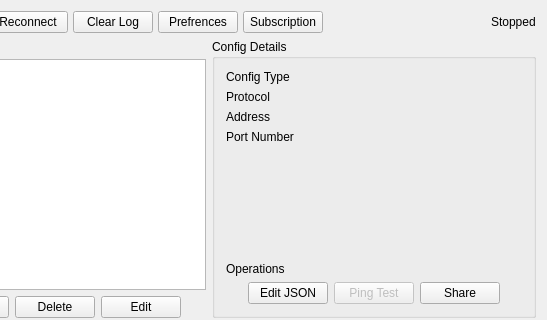
Qt form src/ui/w_MainWindow.ui (darsvador/qvssr) before a commit; both pictures show x 193 to 740 and y 0 to 320 of the 740 by 590 pixel window.
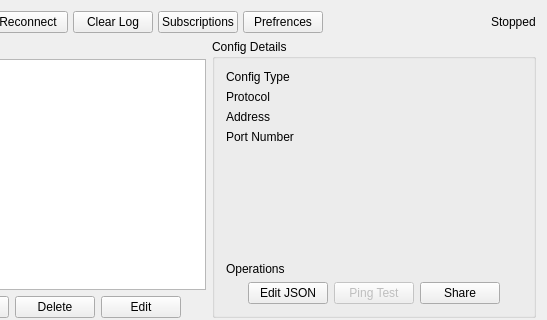
The same form after that commit.

Commit message: [add] Added subscription autostart #126 #150 #151

Patch:
```diff
--- a/src/ui/w_MainWindow.ui
+++ b/src/ui/w_MainWindow.ui
@@ -78,6 +78,13 @@
         </property>
        </widget>
       </item>
+      <item>
+       <widget class="QPushButton" name="subsButton">
+        <property name="text">
+         <string>Subscriptions</string>
+        </property>
+       </widget>
+      </item>
       <item>
        <widget class="QPushButton" name="prefrencesBtn">
         <property name="text">
@@ -85,13 +92,6 @@
         </property>
        </widget>
       </item>
-      <item>
-       <widget class="QPushButton" name="subsButton">
-        <property name="text">
-         <string>Subscription</string>
-        </property>
-       </widget>
-      </item>
       <item>
        <spacer name="horizontalSpacer">
         <property name="orientation">
```
Left out of the diff: 3 changed lines with no effect on the pictures. The commit also changes 26 other files.
